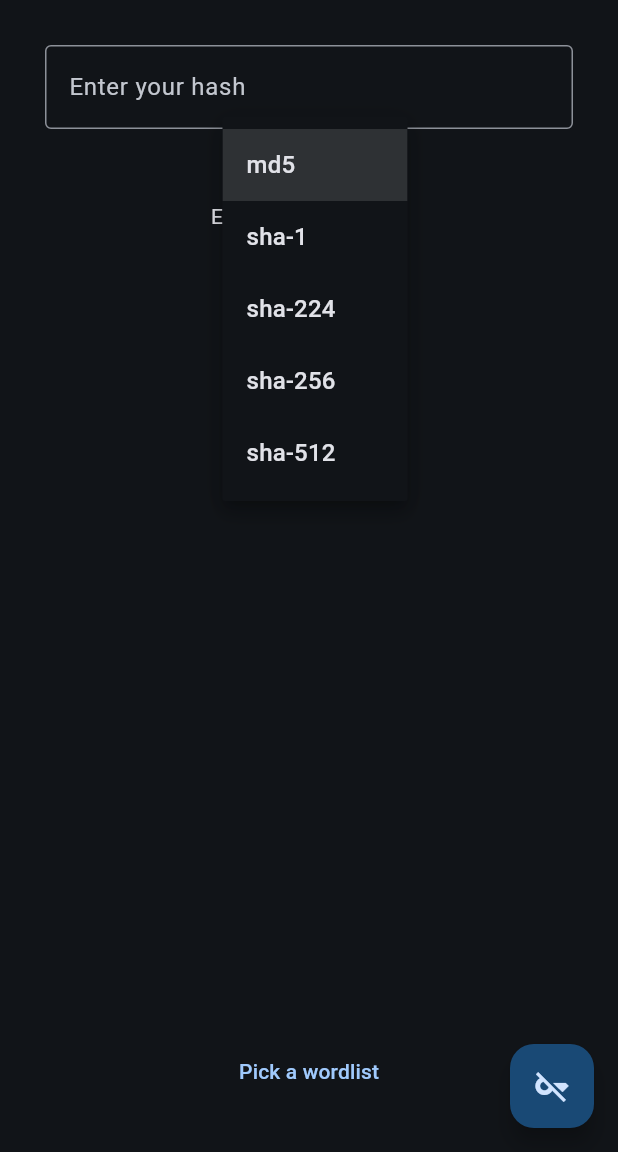
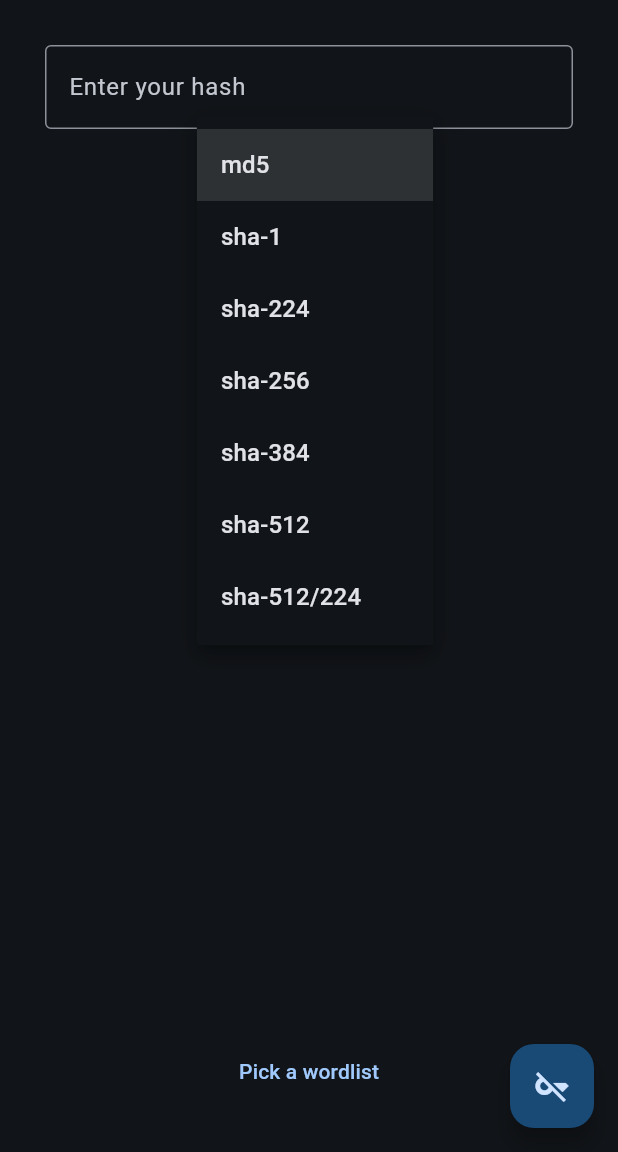
Before and after one commit to giovanni-iannaccone/FlutCrack, a Flutter app: the screen it shows after launch, after a tap on "md5", on a phone screen of 412 x 824 dp, the part 84-1236 px from its top. Run offline on Flutter 3.47's test engine with Material 3 defaults, Android fonts, the light colour scheme and no system bars; our stand-ins replace file_picker, permission_handler.

Commit message:
Add support for more hashing algorithms

```diff
--- a/lib/screens/home_screen.dart
+++ b/lib/screens/home_screen.dart
@@ -19,7 +19,9 @@ class _HomeScreenState extends State<HomeScreen> {
     'sha-1',
     'sha-224',
     'sha-256',
+    'sha-384',
     'sha-512',
+    'sha-512/224'
   ];
 
   String _dropdownValue = 'md5';
```
